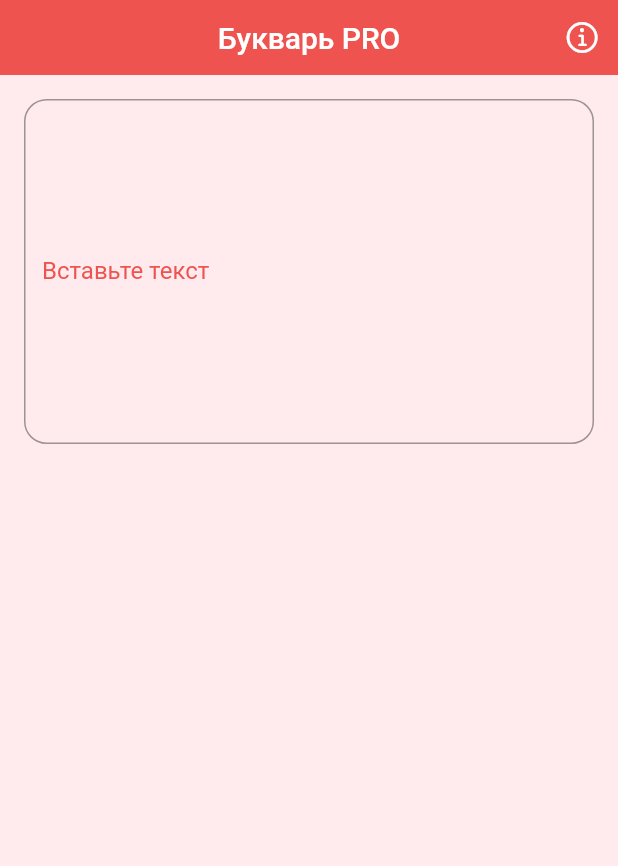
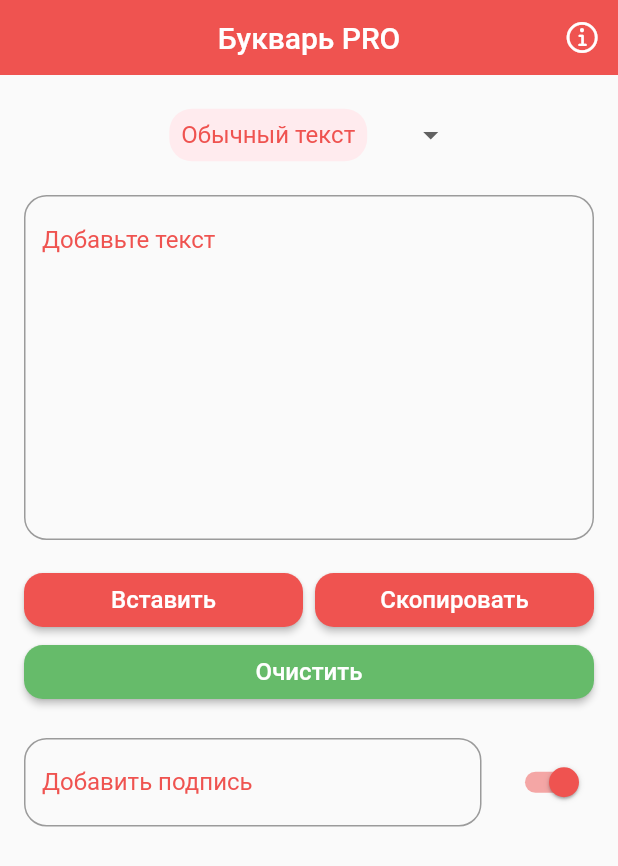
Before and after one commit to JMApps/replacer_pro, a Flutter app: the screen it shows after launch, on a phone screen of 412 x 824 dp. Shown: the top 866 px of the screen. Run offline on Flutter 3.47's test engine with Material 2 defaults, Android fonts, the phone set to English and light mode, and no system bars; our stand-ins replace hive_flutter; missing offline and left inert: clipboard; accounts and stored records are empty.

Commit message:
Ready all app for main test

```diff
--- a/lib/application/main_page.dart
+++ b/lib/application/main_page.dart
@@ -1,4 +1,7 @@
 import 'package:flutter/material.dart';
+import 'package:provider/provider.dart';
+import 'package:replacer_pro/domain/state/provider/description_content_state.dart';
+import 'package:replacer_pro/domain/state/provider/main_content_state.dart';
 import 'package:replacer_pro/presentation/pages/main_content_page.dart';
 
 class MainPage extends StatelessWidget {
@@ -6,10 +9,20 @@ class MainPage extends StatelessWidget {
 
   @override
   Widget build(BuildContext context) {
-    return const MaterialApp(
-      debugShowCheckedModeBanner: false,
-      title: 'Букварь PRO',
-      home: MainContentPage(),
+    return MultiProvider(
+      providers: [
+        ChangeNotifierProvider<MainContentState>(
+          create: (_) => MainContentState(),
+        ),
+        ChangeNotifierProvider<DescriptionContentState>(
+          create: (_) => DescriptionContentState(),
+        ),
+      ],
+      child: const MaterialApp(
+        debugShowCheckedModeBanner: false,
+        title: 'Букварь PRO',
+        home: MainContentPage(),
+      ),
     );
   }
 }
--- a/lib/domain/constants.dart
+++ b/lib/domain/constants.dart
@@ -1,3 +1,6 @@
 class Constants {
   static const String keyMainAddedContent = 'key_main_added_content';
+  static const String keySwitchDescriptionContent = 'key_switch_description_content';
+  static const String keyDescriptionContent = 'key_description_content';
+  static const String keyDropDownValue = 'key_drop_down_value';
 }
--- /dev/null
+++ b/lib/domain/state/provider/description_content_state.dart
@@ -0,0 +1,38 @@
+import 'package:flutter/material.dart';
+import 'package:hive_flutter/hive_flutter.dart';
+import 'package:replacer_pro/domain/constants.dart';
+
+class DescriptionContentState with ChangeNotifier {
+
+  var mainAddedContent = Hive.box(Constants.keyMainAddedContent);
+
+  final _descriptionContentInputTextController = TextEditingController();
+
+  TextEditingController get getDescriptionContentInputTextController => _descriptionContentInputTextController;
+
+  bool _isDescription = true;
+
+  bool get getIsDescription => _isDescription;
+
+  String _descriptionValue = '';
+
+  String get getDescriptionValue => _descriptionValue;
+
+  changeSwitchDescription(bool state) {
+    _isDescription = state;
+    mainAddedContent.put(Constants.keySwitchDescriptionContent, state);
+    notifyListeners();
+  }
+
+  getDescriptionContent() {
+    _descriptionValue = _descriptionContentInputTextController.text;
+    mainAddedContent.put(Constants.keyDescriptionContent, _descriptionValue);
+    notifyListeners();
+  }
+
+  loadValues() {
+    _isDescription = mainAddedContent.get(Constants.keySwitchDescriptionContent, defaultValue: true);
+    _descriptionValue = mainAddedContent.get(Constants.keyDescriptionContent, defaultValue: '');
+    _descriptionContentInputTextController.text = _descriptionValue;
+  }
+}
--- /dev/null
+++ b/lib/domain/state/provider/main_content_state.dart
@@ -0,0 +1,66 @@
+import 'package:flutter/material.dart';
+import 'package:hive_flutter/hive_flutter.dart';
+import 'package:replacer_pro/domain/constants.dart';
+
+class MainContentState with ChangeNotifier {
+
+  var mainAddedContent = Hive.box(Constants.keyMainAddedContent);
+
+  final _mainContentInputTextController = TextEditingController();
+
+  TextEditingController get getMainContentInputTextController => _mainContentInputTextController;
+
+  String _defaultValue = '';
+
+  String get getDefaultValue => _defaultValue;
+
+  String _dropDownValue = 'Обычный текст';
+
+  String get getDropDownValue => _dropDownValue;
+
+  final List<String> varTwoCoded = ['а', 'б', 'в', 'г', 'д', 'е', 'ё', 'ж', 'з', 'и', 'й', 'к', 'л', 'м', 'н', 'о', 'п', 'р', 'с', 'т', 'у', 'ф', 'х', 'ц', 'ч', 'ш', 'щ', 'ъ', 'ы', 'ь', 'э', 'ю', 'я'];
+  final List<String> varTwoDeCoded = ['а', 'б', 'в', 'г', 'g', 'е', 'ё', 'ж', 'з', 'u', 'ũ', 'k', 'л', 'м', 'н', 'о', 'n', 'p', 'с', 'm', 'y', 'ф', 'х', 'ц', 'ч', 'ш', 'щ', 'ъ', 'ы', 'ь', 'э', 'ю', 'я'];
+
+  final List<String> varThreeCoded = ['а', 'б', 'в', 'г', 'д', 'е', 'ё', 'ж', 'з', 'и', 'й', 'к', 'л', 'м', 'н', 'о', 'п', 'р', 'с', 'т', 'у', 'ф', 'х', 'ц', 'ч', 'ш', 'щ', 'ъ', 'ы', 'ь', 'э', 'ю', 'я'];
+  final List<String> varThreeDeCoded = ['ã', 'ɓ', 'Ᏸ', 'г', 'ğ', 'ę', 'ē', 'ӝ', 'ჳ', 'u', 'ũ', 'ќ', 'л', 'ḿ', 'ӈ', 'ó', 'ń', 'ҏ', 'ċ', 'm', 'ẏ', 'ჶ', 'ᶍ', 'ų', 'ӵ', 'ω', 'ખ', '৮', 'ӹ', '৮', 'ӭ', 'ю', 'я'];
+
+  final List<String> varFourCoded = ['а', 'о', 'с', 'х', 'р', 'у',];
+  final List<String> varFourDeCoded = ['a', 'o', 'c', 'x', 'p', 'y'];
+
+
+  getCurrentText() {
+    _defaultValue = _mainContentInputTextController.text;
+    notifyListeners();
+  }
+
+  changeDropDownValue(String newValue) {
+    _dropDownValue = newValue;
+    mainAddedContent.put(Constants.keyDropDownValue, _dropDownValue);
+    notifyListeners();
+  }
+
+  replaceVarTwoText() {
+    _defaultValue = _mainContentInputTextController.text;
+    Map<String, String> map = Map.fromIterables(varTwoCoded, varTwoDeCoded);
+    _defaultValue = map.entries.fold(_defaultValue, (previousValue, element) => previousValue.replaceAll(element.key, element.value));
+    notifyListeners();
+  }
+
+  replaceVarThreeText() {
+    _defaultValue = _mainContentInputTextController.text;
+    Map<String, String> map = Map.fromIterables(varThreeCoded, varThreeDeCoded);
+    _defaultValue = map.entries.fold(_defaultValue, (previousValue, element) => previousValue.replaceAll(element.key, element.value));
+    notifyListeners();
+  }
+
+  replaceVarFourText() {
+    _defaultValue = _mainContentInputTextController.text;
+    Map<String, String> map = Map.fromIterables(varFourCoded, varFourDeCoded);
+    _defaultValue = map.entries.fold(_defaultValue, (previousValue, element) => previousValue.replaceAll(element.key, element.value));
+    notifyListeners();
+  }
+
+  loadDropDownValue() {
+    _dropDownValue = mainAddedContent.get(Constants.keyDropDownValue, defaultValue: 'Обычный текст');
+  }
+}
--- a/lib/presentation/pages/main_content_page.dart
+++ b/lib/presentation/pages/main_content_page.dart
@@ -1,5 +1,12 @@
+import 'package:flutter/cupertino.dart';
 import 'package:flutter/material.dart';
+import 'package:provider/provider.dart';
+import 'package:replacer_pro/domain/state/provider/description_content_state.dart';
+import 'package:replacer_pro/domain/state/provider/main_content_state.dart';
+import 'package:replacer_pro/presentation/widgets/description_content_tile.dart';
+import 'package:replacer_pro/presentation/widgets/input_drop_down_list.dart';
 import 'package:replacer_pro/presentation/widgets/main_app_bar.dart';
+import 'package:replacer_pro/presentation/widgets/main_content_buttons.dart';
 import 'package:replacer_pro/presentation/widgets/main_content_text_input.dart';
 
 class MainContentPage extends StatelessWidget {
@@ -7,20 +14,31 @@ class MainContentPage extends StatelessWidget {
 
   @override
   Widget build(BuildContext context) {
-    return Scaffold(
-      backgroundColor: Colors.red[50],
+    context.read<DescriptionContentState>().loadValues();
+    context.read<MainContentState>().loadDropDownValue();
+    FocusScopeNode _currentFocus = FocusScope.of(context);
+    return GestureDetector(
+      child: Scaffold(
         appBar: const PreferredSize(
           preferredSize: Size(double.maxFinite, 50),
           child: MainAppBar(),
         ),
-      body: Column(
+        body: CupertinoScrollbar(
+          child: Column(
             children: const [
-          Padding(
-            padding: EdgeInsets.all(16),
-            child: MainContentTextInput(),
-          ),
+              InputDropDownList(),
+              MainContentTextInput(),
+              MainContentButtons(),
+              DescriptionContentTile(),
             ],
           ),
+        ),
+      ),
+      onTap: () {
+        if (!_currentFocus.hasPrimaryFocus) {
+          _currentFocus.unfocus();
+        }
+      },
     );
   }
 }
--- /dev/null
+++ b/lib/presentation/widgets/description_content_tile.dart
@@ -0,0 +1,45 @@
+import 'package:flutter/material.dart';
+import 'package:provider/provider.dart';
+import 'package:replacer_pro/domain/state/provider/description_content_state.dart';
+
+class DescriptionContentTile extends StatelessWidget {
+  const DescriptionContentTile({Key? key}) : super(key: key);
+
+  @override
+  Widget build(BuildContext context) {
+    return ListTile(
+      contentPadding: const EdgeInsets.all(16),
+      trailing: Switch.adaptive(
+        activeColor: Colors.red[400],
+        value: context.watch<DescriptionContentState>().getIsDescription,
+        onChanged: (bool onChanged) {
+          context.read<DescriptionContentState>().changeSwitchDescription(onChanged);
+        },
+      ),
+      title: TextFormField(
+        controller: context.watch<DescriptionContentState>().getDescriptionContentInputTextController,
+        enabled: context.watch<DescriptionContentState>().getIsDescription,
+        autofocus: false,
+        keyboardType: TextInputType.text,
+        textInputAction: TextInputAction.done,
+        maxLines: 1,
+        minLines: 1,
+        decoration: InputDecoration(
+          labelText: context.watch<DescriptionContentState>().getIsDescription ? 'Добавить подпись' : 'Подпись отключена',
+          labelStyle: TextStyle(color: Colors.red[400]),
+          hintText: 'Ссылки, хештеги и пр...',
+          focusedBorder: OutlineInputBorder(
+            borderRadius: BorderRadius.circular(15),
+            borderSide: BorderSide(
+              color: Colors.red[400]!,
+              width: 1.5,
+            ),
+          ),
+          border: OutlineInputBorder(
+            borderRadius: BorderRadius.circular(15),
+          ),
+        ),
+      ),
+    );
+  }
+}
--- /dev/null
+++ b/lib/presentation/widgets/input_drop_down_list.dart
@@ -0,0 +1,50 @@
+import 'package:flutter/material.dart';
+import 'package:provider/provider.dart';
+import 'package:replacer_pro/domain/state/provider/main_content_state.dart';
+
+class InputDropDownList extends StatelessWidget {
+  const InputDropDownList({Key? key}) : super(key: key);
+
+  @override
+  Widget build(BuildContext context) {
+    return Container(
+      padding: const EdgeInsets.only(
+        left: 16,
+        top: 16,
+        right: 16,
+      ),
+      width: double.maxFinite,
+      child: Center(
+        child: DropdownButton(
+          value: context.watch<MainContentState>().getDropDownValue,
+          elevation: 0,
+          style: TextStyle(
+            color: Colors.red[400],
+            fontSize: 16,
+          ),
+          underline: Container(
+            width: double.maxFinite,
+            color: Colors.green,
+          ),
+          onChanged: (String? newValue) {
+            context.read<MainContentState>().changeDropDownValue(newValue!);
+          },
+          items: ['Обычный текст', 'nользоваmельсkuũ', 'ńóл৮ჳóᏰãmęл৮ċќuũ', 'Текст невидимка']
+              .map<DropdownMenuItem<String>>((String value) {
+            return DropdownMenuItem<String>(
+              value: value,
+              child: Container(
+                padding: const EdgeInsets.all(8),
+                decoration: BoxDecoration(
+                color: Colors.red[50]!,
+                  borderRadius: BorderRadius.circular(15),
+                ),
+                child: Text(value),
+              ),
+            );
+          }).toList(),
+        ),
+      ),
+    );
+  }
+}
--- /dev/null
+++ b/lib/presentation/widgets/main_content_buttons.dart
@@ -0,0 +1,130 @@
+import 'package:clipboard/clipboard.dart';
+import 'package:flutter/material.dart';
+import 'package:provider/provider.dart';
+import 'package:replacer_pro/domain/state/provider/description_content_state.dart';
+import 'package:replacer_pro/domain/state/provider/main_content_state.dart';
+
+class MainContentButtons extends StatelessWidget {
+  const MainContentButtons({Key? key}) : super(key: key);
+
+  @override
+  Widget build(BuildContext context) {
+    return Column(
+      children: [
+        Row(
+          mainAxisAlignment: MainAxisAlignment.spaceEvenly,
+          children: [
+            const SizedBox(width: 16),
+            Flexible(
+              flex: 1,
+              child: SizedBox(
+                width: double.maxFinite,
+                child: MaterialButton(
+                  color: Colors.red[400],
+                  shape: RoundedRectangleBorder(
+                    borderRadius: BorderRadius.circular(12.5),
+                  ),
+                  child: const Text(
+                    'Вставить',
+                    style: TextStyle(
+                      color: Colors.white,
+                      fontSize: 16,
+                    ),
+                  ),
+                  onPressed: () {
+                    FlutterClipboard.paste().then((value) {
+                      context
+                          .read<MainContentState>()
+                          .getMainContentInputTextController
+                          .text = value;
+                      context.read<MainContentState>().getCurrentText();
+                    });
+                  },
+                ),
+              ),
+            ),
+            const SizedBox(width: 8),
+            Flexible(
+              flex: 1,
+              child: SizedBox(
+                width: double.maxFinite,
+                child: MaterialButton(
+                  color: Colors.red[400],
+                  shape: RoundedRectangleBorder(
+                    borderRadius: BorderRadius.circular(12.5),
+                  ),
+                  child: const Text(
+                    'Скопировать',
+                    style: TextStyle(
+                      color: Colors.white,
+                      fontSize: 16,
+                    ),
+                  ),
+                  onPressed: () {
+                    switch (context.read<MainContentState>().getDropDownValue) {
+                      case 'Обычный текст':
+                        context.read<MainContentState>().getCurrentText();
+                        break;
+                      case 'nользоваmельсkuũ':
+                        context.read<MainContentState>().replaceVarTwoText();
+                        break;
+                      case 'ńóл৮ჳóᏰãmęл৮ċќuũ':
+                        context.read<MainContentState>().replaceVarThreeText();
+                        break;
+                      case 'Текст невидимка':
+                        context.read<MainContentState>().replaceVarFourText();
+                        break;
+                      default:
+                        'Обычный текст';
+                    }
+                    if (context.read<DescriptionContentState>().getIsDescription) {
+                      context.read<DescriptionContentState>().getDescriptionContent();
+                      if (context.read<DescriptionContentState>().getDescriptionValue.isNotEmpty) {
+                        FlutterClipboard.copy('${context.read<MainContentState>().getDefaultValue}\n\n'
+                            '${context.read<DescriptionContentState>().getDescriptionValue}');
+                      }
+                    } else {
+                      FlutterClipboard.copy(context.read<MainContentState>().getDefaultValue);
+                    }
+                  },
+                ),
+              ),
+            ),
+            const SizedBox(width: 16),
+          ],
+        ),
+        Row(
+          children: [
+            const SizedBox(width: 16),
+            Flexible(
+              flex: 1,
+              child: SizedBox(
+                width: double.maxFinite,
+                child: MaterialButton(
+                  color: Colors.green[400],
+                  shape: RoundedRectangleBorder(
+                    borderRadius: BorderRadius.circular(12.5),
+                  ),
+                  child: const Text(
+                    'Очистить',
+                    style: TextStyle(
+                      color: Colors.white,
+                      fontSize: 16,
+                    ),
+                  ),
+                  onPressed: () {
+                    context.read<MainContentState>().getCurrentText();
+                    if (context.read<MainContentState>().getDefaultValue.isNotEmpty) {
+                      context.read<MainContentState>().getMainContentInputTextController.clear();
+                    }
+                  },
+                ),
+              ),
+            ),
+            const SizedBox(width: 16),
+          ],
+        ),
+      ],
+    );
+  }
+}
--- a/lib/presentation/widgets/main_content_text_input.dart
+++ b/lib/presentation/widgets/main_content_text_input.dart
@@ -1,22 +1,34 @@
 import 'package:flutter/material.dart';
+import 'package:provider/provider.dart';
+import 'package:replacer_pro/domain/state/provider/main_content_state.dart';
 
 class MainContentTextInput extends StatelessWidget {
   const MainContentTextInput({Key? key}) : super(key: key);
 
   @override
   Widget build(BuildContext context) {
-    return TextFormField(
+    return Padding(
+      padding: const EdgeInsets.all(16),
+      child: TextFormField(
+        controller: context.watch<MainContentState>().getMainContentInputTextController,
         autofocus: false,
         keyboardType: TextInputType.text,
         textInputAction: TextInputAction.done,
         maxLines: 10,
         minLines: 10,
+        textAlign: TextAlign.center,
         decoration: InputDecoration(
-        labelText: 'Вставьте текст',
+          labelText: 'Добавьте текст',
+          alignLabelWithHint: true,
           labelStyle: TextStyle(
-          color: Colors.red[400]
+            color: Colors.red[400],
           ),
-        hintText: 'Просто вставьте текст и вновь скопируйте его...',
+          floatingLabelAlignment: FloatingLabelAlignment.center,
+          hintText: 'Напишите текст или просто вставьте скопированный и вновь скопируйте его...',
+          hintStyle: TextStyle(
+            fontSize: 16,
+            color: Colors.red[200],
+          ),
           focusedBorder: OutlineInputBorder(
             borderRadius: BorderRadius.circular(15),
             borderSide: BorderSide(
@@ -28,9 +40,7 @@ class MainContentTextInput extends StatelessWidget {
             borderRadius: BorderRadius.circular(15),
           ),
         ),
-      onChanged: (String inputValue) {
-
-      },
+      ),
     );
   }
 }
```
Lines whose indentation alone changed are shown as unchanged.
